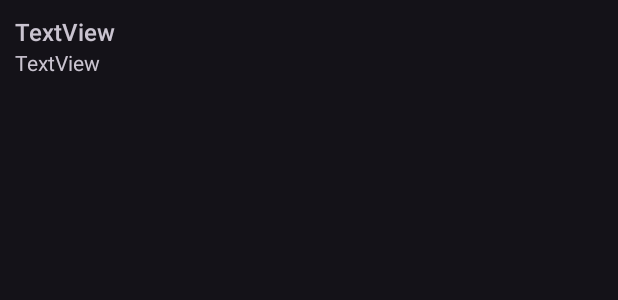
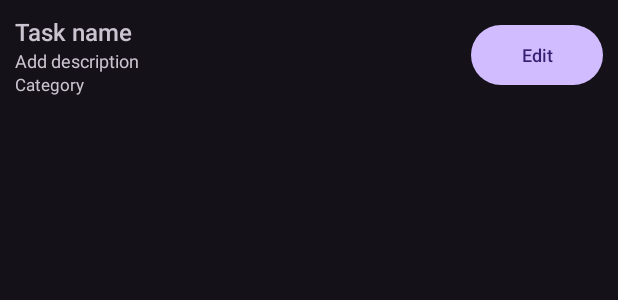
Before and after one commit to damianjasinski/TodoApp, an Android app: the layout task_item.xml on its own in the app's theme, with its tools: preview values and no code run, on a phone screen of 412 x 824 dp. Shown: the top 300 px of the screen. Run offline under Robolectric (Android 15) with nearby library versions, the phone set to English and light mode, and no system bars.

Commit message:
Add edit task button and date picker (not completed yet_

```diff
--- /dev/null
+++ b/app/src/main/res/drawable/ic_baseline_calendar_today_24.xml
@@ -0,0 +1,5 @@
+<vector android:height="24dp" android:tint="#FFFFFF"
+    android:viewportHeight="24" android:viewportWidth="24"
+    android:width="24dp" xmlns:android="http://schemas.android.com/apk/res/android">
+    <path android:fillColor="@android:color/white" android:pathData="M20,3h-1L19,1h-2v2L7,3L7,1L5,1v2L4,3c-1.1,0 -2,0.9 -2,2v16c0,1.1 0.9,2 2,2h16c1.1,0 2,-0.9 2,-2L22,5c0,-1.1 -0.9,-2 -2,-2zM20,21L4,21L4,8h16v13z"/>
+</vector>
--- a/app/src/main/res/layout/task_item.xml
+++ b/app/src/main/res/layout/task_item.xml
@@ -6,27 +6,61 @@
     android:layout_height="wrap_content"
     android:layout_margin="10dp">
 
-    <TextView
-        android:id="@+id/task_name"
-        android:layout_width="0dp"
+    <LinearLayout
+        android:layout_width="match_parent"
         android:layout_height="wrap_content"
-        android:fontFamily="sans-serif-medium"
-        android:text="TextView"
-        android:textSize="16sp"
+        android:orientation="horizontal"
+        android:textAlignment="gravity"
         app:layout_constraintBottom_toBottomOf="parent"
         app:layout_constraintEnd_toEndOf="parent"
         app:layout_constraintStart_toStartOf="parent"
-        app:layout_constraintTop_toTopOf="parent"
-        app:layout_constraintVertical_bias="0.0" />
+        app:layout_constraintTop_toTopOf="parent">
 
-    <TextView
-        android:id="@+id/task_desc"
-        android:layout_width="0dp"
-        android:layout_height="wrap_content"
-        android:text="TextView"
-        app:layout_constraintBottom_toBottomOf="parent"
-        app:layout_constraintEnd_toEndOf="parent"
-        app:layout_constraintStart_toStartOf="parent"
-        app:layout_constraintTop_toBottomOf="@+id/task_name"
-        app:layout_constraintVertical_bias="0.0" />
+        <LinearLayout
+            android:layout_width="wrap_content"
+            android:layout_height="wrap_content"
+            android:layout_marginRight="10dp"
+            android:layout_weight="1"
+            android:orientation="vertical"
+            android:textAlignment="gravity">
+
+            <TextView
+                android:id="@+id/task_name"
+                android:layout_width="wrap_content"
+                android:layout_height="wrap_content"
+                android:layout_weight="1"
+                android:fontFamily="sans-serif-medium"
+                android:text="@string/task_name"
+                android:textSize="16sp" />
+
+            <TextView
+                android:id="@+id/task_desc"
+                android:layout_width="wrap_content"
+                android:layout_height="match_parent"
+                android:layout_weight="1"
+                android:text="@string/desc_field"
+                android:textSize="12sp" />
+
+
+            <TextView
+                android:id="@+id/task_category"
+                android:layout_width="wrap_content"
+                android:layout_height="wrap_content"
+                android:layout_weight="1"
+                android:text="@string/category"
+                android:textSize="11sp" />
+
+        </LinearLayout>
+
+        <Button
+            android:id="@+id/edit_button"
+            android:layout_width="wrap_content"
+            android:layout_height="wrap_content"
+            android:layout_gravity="center"
+            android:text="@string/edit"
+            android:textAlignment="center"
+            android:textSize="12sp"/>
+
+    </LinearLayout>
+
 </androidx.constraintlayout.widget.ConstraintLayout>
--- a/app/src/main/res/values/strings.xml
+++ b/app/src/main/res/values/strings.xml
@@ -10,4 +10,8 @@
     <string name="select_category">Select category</string>
     <string name="your_categories">Your categories</string>
     <string name="type_new_cat">Type new category name</string>
+    <string name="edit">Edit</string>
+    <string name="category">Category</string>
+    <string name="task_name">Task name</string>
+    <string name="select_date">Select task deadline</string>
 </resources>
```
Also changed, not shown: app/src/main/java/com/example/weather/todoapp/AddTaskFragment.java (+6 -5 lines), app/src/main/java/com/example/weather/todoapp/adapters/RvAdapter.java (+7 -0 lines), app/src/main/res/layout/fragment_add_task.xml (+17 -2 lines).
